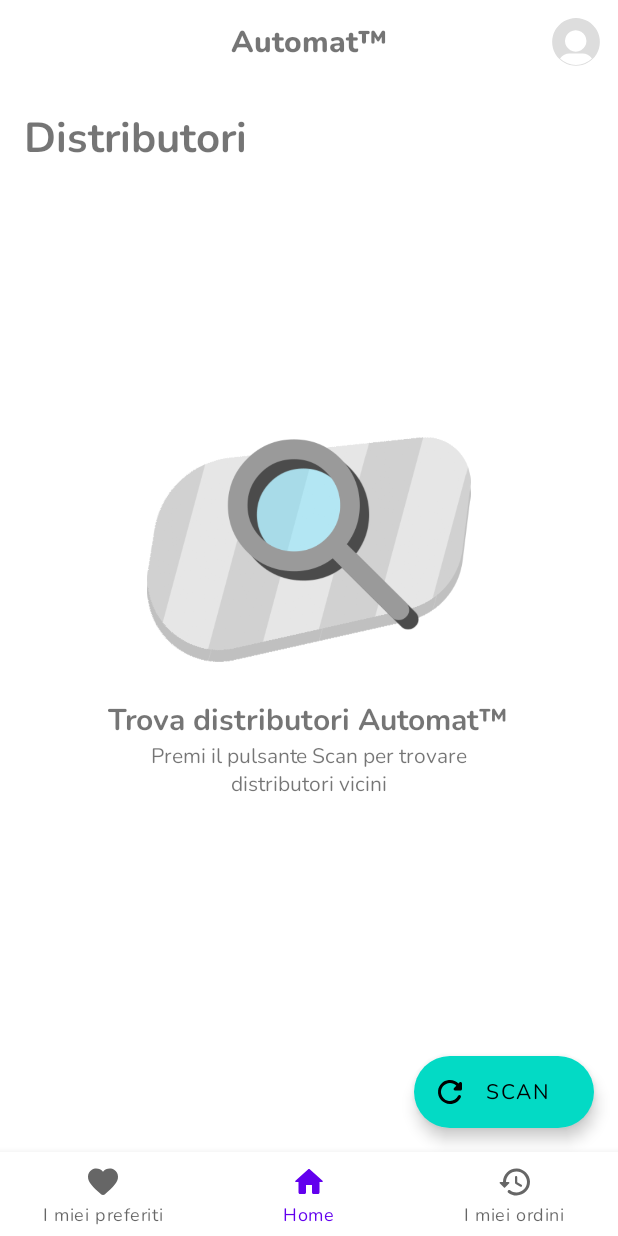
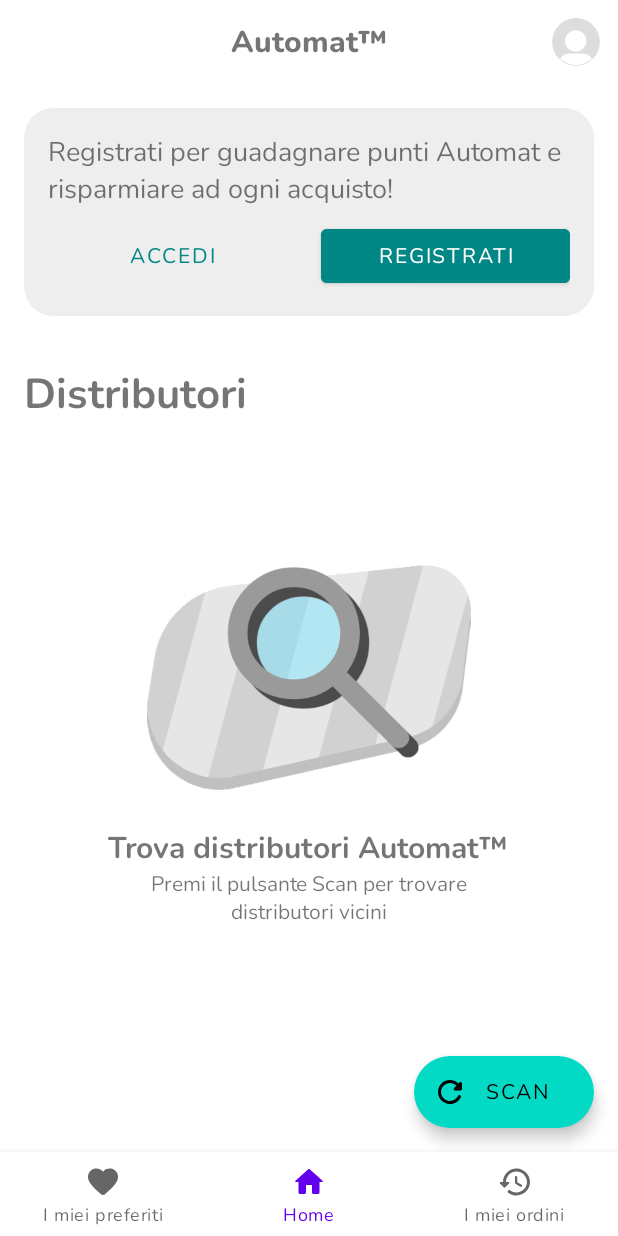
Before and after one commit to dalps/Automat, an Android app: the screen it shows after launch (HomeActivity), on a phone screen of 412 x 824 dp. Run offline under Robolectric (Android 15) with nearby library versions, the phone set to English and light mode, and no system bars.

Commit message:
User registration dialog UI

```diff
--- /dev/null
+++ b/app/src/main/res/drawable-v24/home_banner_background.xml
@@ -0,0 +1,6 @@
+<?xml version="1.0" encoding="utf-8"?>
+<shape xmlns:android="http://schemas.android.com/apk/res/android"
+    android:shape="rectangle">
+    <solid android:color="#EEE" />
+    <corners android:radius="20dp" />
+</shape>
--- a/app/src/main/res/layout/activity_home.xml
+++ b/app/src/main/res/layout/activity_home.xml
@@ -2,9 +2,11 @@
 <RelativeLayout xmlns:android="http://schemas.android.com/apk/res/android"
     xmlns:app="http://schemas.android.com/apk/res-auto"
     xmlns:tools="http://schemas.android.com/tools"
+    android:id="@+id/homeLayoutRoot"
     android:layout_width="match_parent"
     android:layout_height="match_parent"
-    tools:context=".ui.home.HomeActivity">
+    tools:context=".ui.home.HomeActivity"
+    android:animateLayoutChanges="true">
 
     <com.google.android.material.appbar.AppBarLayout
         android:id="@+id/homeAppBarLayout"
@@ -31,12 +33,57 @@
 
     </com.google.android.material.appbar.AppBarLayout>
 
+    <LinearLayout
+        android:id="@+id/registerInviteBanner"
+        android:layout_width="match_parent"
+        android:layout_height="wrap_content"
+        android:orientation="vertical"
+        android:layout_below="@id/homeAppBarLayout"
+        android:padding="@dimen/medium_margin"
+        android:layout_margin="@dimen/medium_margin"
+        android:background="@drawable/home_banner_background">
+
+        <TextView
+            android:layout_width="match_parent"
+            android:layout_height="wrap_content"
+            android:text="Registrati per guadagnare punti Automat e risparmiare ad ogni acquisto!"
+            android:textSize="@dimen/medium_fontsize"/>
+
+        <LinearLayout
+            android:layout_width="match_parent"
+            android:layout_height="wrap_content"
+            android:orientation="horizontal"
+            android:layout_marginTop="@dimen/small_margin">
+
+            <com.google.android.material.button.MaterialButton
+                android:id="@+id/bannerLoginButton"
+                android:layout_width="0dp"
+                android:layout_height="wrap_content"
+                android:layout_weight="0.5"
+                android:layout_marginEnd="@dimen/small_margin"
+                android:text="Accedi"
+                android:textColor="@color/teal_700"
+                app:rippleColor="@color/teal_200"
+                style="@style/Widget.MaterialComponents.Button.TextButton"/>
+
+            <com.google.android.material.button.MaterialButton
+                android:id="@+id/bannerRegisterButton"
+                android:layout_width="0dp"
+                android:layout_height="wrap_content"
+                android:layout_weight="0.5"
+                android:layout_marginStart="@dimen/small_margin"
+                android:backgroundTint="@color/teal_700"
+                android:text="Registrati" />
+        </LinearLayout>
+
+    </LinearLayout>
+
     <FrameLayout
         android:id="@+id/fragmentContainer"
         android:layout_width="match_parent"
         android:layout_height="match_parent"
         android:layout_above="@id/bottomNav"
-        android:layout_below="@id/homeAppBarLayout"
+        android:layout_below="@id/registerInviteBanner"
         android:animateLayoutChanges="true">
 
     </FrameLayout>
--- a/app/src/main/res/values/strings.xml
+++ b/app/src/main/res/values/strings.xml
@@ -20,4 +20,6 @@
     <string name="total_price">Totale: %1$.2f€</string>
     <string name="total_price_in_automats">(%1$d punti Automat)</string>
     <string name="automats_earned">Hai guadagnato %1$d punti Automat!</string>
+    <!-- TODO: Remove or change this placeholder text -->
+    <string name="hello_blank_fragment">Hello blank fragment</string>
 </resources>
```
Also changed, not shown: app/src/main/java/com/monopalla/automat/ui/home/HomeActivity.java (+30 -0 lines), app/src/main/java/com/monopalla/automat/ui/user/LoginFragment.java (+12 -4 lines), app/src/main/java/com/monopalla/automat/ui/user/RegisterFragment.java (added, +87 -0 lines), app/src/main/res/layout/fragment_register.xml (added, +115 -0 lines).
